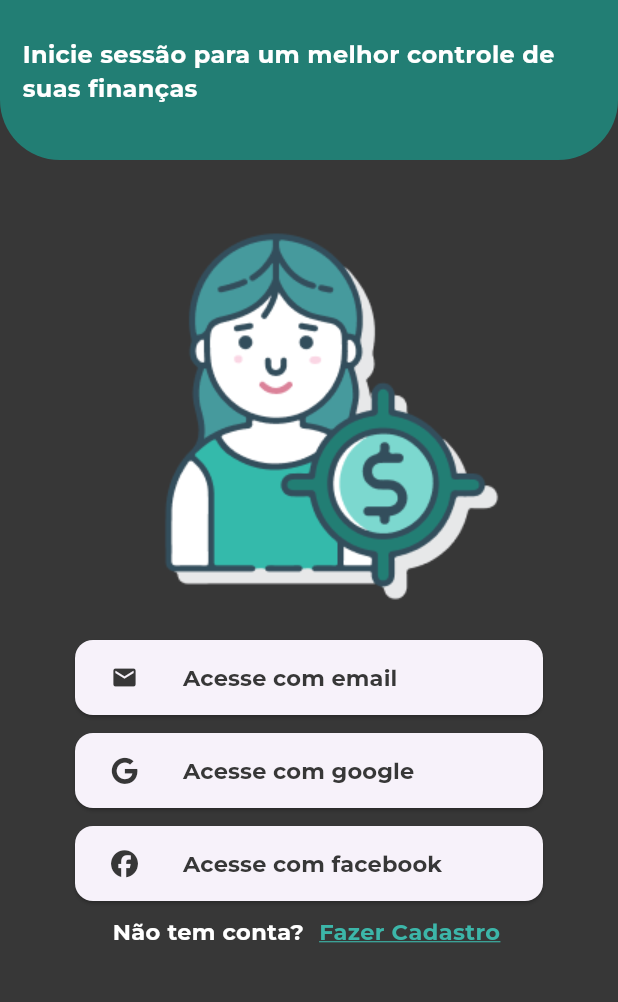
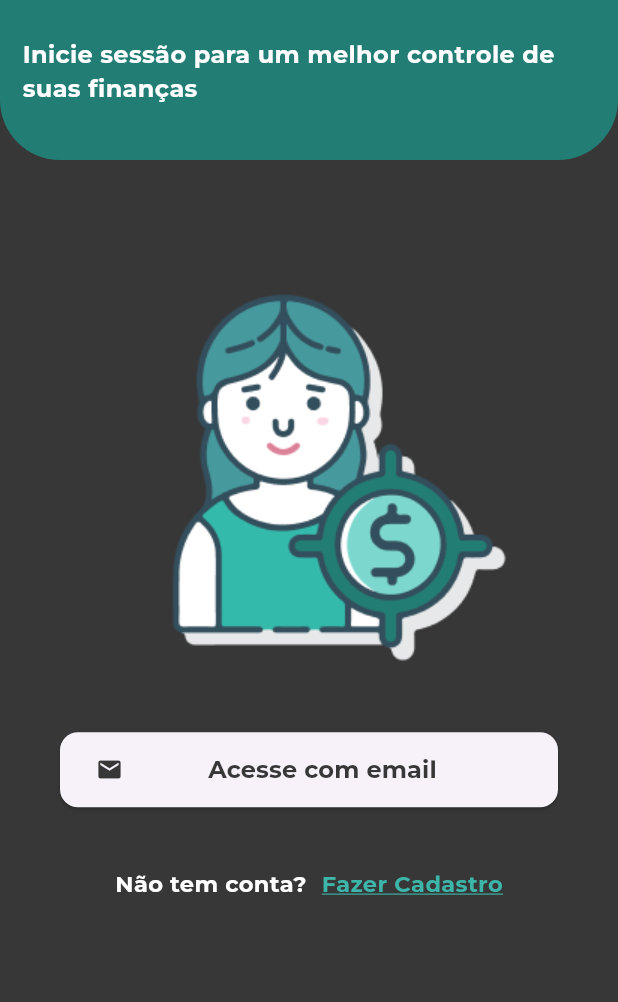
Before and after one commit to GabrielRogerioMessias/finance-mobile, a Flutter app: the screen it shows after launch, on a phone screen of 412 x 824 dp, the part 215-1217 px from its top. Run offline on Flutter 3.47's test engine with Material 3 defaults, Android fonts, the light colour scheme and no system bars; our stand-ins replace shared_preferences, sqflite; accounts and stored records are empty; project files that could hold a hidden picture were left out.

Commit message:
Responsive update

```diff
--- a/lib/src/constants/app_colors.dart
+++ b/lib/src/constants/app_colors.dart
@@ -1,5 +1,3 @@
-import 'dart:ui';
-
 import 'package:flutter/cupertino.dart';
 
 class AppColors {
@@ -23,7 +21,6 @@ const kBoxDecorationGradient = BoxDecoration(
       end: Alignment.bottomCenter),
 );
 
-
 const kBoxDecorationInputText = BoxDecoration(
   color: Color(0xFF298C82),
   borderRadius: BorderRadius.all(
--- a/lib/src/features/authentication/screens/Login/buttons/remember_me.dart
+++ b/lib/src/features/authentication/screens/Login/buttons/remember_me.dart
@@ -3,17 +3,16 @@ import 'package:finance_mobile/src/constants/text_constants.dart';
 import 'package:shared_preferences/shared_preferences.dart';
 
 class RememberMe extends StatefulWidget {
-
   @override
   State<RememberMe> createState() => _RememberMeState();
 }
 
 class _RememberMeState extends State<RememberMe> {
-
   bool _isChecked = false;
 
   @override
   void initState() {
+    super.initState();
     super.setState(() {
       _loadRememberMePreference();
     });
@@ -56,10 +55,7 @@ class _RememberMeState extends State<RememberMe> {
               },
             ),
           ),
-          Text(
-              'Lembre-me',
-              style: kTextLabel
-          ),
+          Text('Lembre-me', style: kTextLabel),
         ],
       ),
     );
--- a/lib/src/features/authentication/screens/home.dart
+++ b/lib/src/features/authentication/screens/home.dart
@@ -2,7 +2,6 @@ import 'package:finance_mobile/src/constants/text_constants.dart';
 import 'package:finance_mobile/src/features/authentication/screens/Login/login.dart';
 import 'package:finance_mobile/src/features/authentication/screens/register/register.dart';
 import 'package:flutter/material.dart';
-import 'package:font_awesome_flutter/font_awesome_flutter.dart';
 
 class HomeScreen extends StatefulWidget {
   const HomeScreen({super.key});
@@ -53,10 +52,6 @@ class _HomeScreenState extends State<HomeScreen> {
                   ],
                 ),
               ),
-              SizedBox(
-                height: 40.0,
-              ),
-              HomeImage(),
               AccessButtons(),
             ],
           ),
@@ -73,11 +68,19 @@ class AccessButtons extends StatelessWidget {
 
   @override
   Widget build(BuildContext context) {
-    return Container(
-      alignment: Alignment.bottomCenter,
-      margin: EdgeInsets.symmetric(horizontal: 50.0, vertical: 20.0),
+    double alturaElementosAcima = 250;
+    double alturaRestante =
+        MediaQuery.of(context).size.height - alturaElementosAcima;
+
+    return SingleChildScrollView(
+      child: ConstrainedBox(
+        constraints: BoxConstraints(maxHeight: alturaRestante),
+        child: Padding(
+          padding: EdgeInsets.all(40),
           child: Column(
+            mainAxisAlignment: MainAxisAlignment.spaceEvenly,
             children: [
+              HomeImage(),
               AccessButton(
                 textLabel: 'Acesse com email',
                 iconData: Icons.email,
@@ -85,30 +88,13 @@ class AccessButtons extends StatelessWidget {
                   Navigator.pushNamed(context, LoginScreen.id);
                 },
               ),
-          SizedBox(
-            height: 12.0,
-          ),
-          AccessButton(
-            textLabel: 'Acesse com google',
-            iconData: FontAwesomeIcons.google,
-            actionButton: () => print('Acesse com google'),
-          ),
-          SizedBox(
-            height: 12.0,
-          ),
-          AccessButton(
-            textLabel: 'Acesse com facebook',
-            iconData: FontAwesomeIcons.facebook,
-            actionButton: () => print('Acessar com facebook'),
-          ),
               Container(
-            padding: EdgeInsets.only(left: 25.0, top: 10.0),
                 child: Row(
+                  mainAxisAlignment: MainAxisAlignment.center,
                   children: [
                     Text(
                       'Não tem conta?',
-                  style:
-                      TextStyle(color: Colors.white, fontSize: 15.0),
+                      style: TextStyle(color: Colors.white, fontSize: 15.0),
                     ),
                     SizedBox(
                       width: 10.0,
@@ -132,6 +118,8 @@ class AccessButtons extends StatelessWidget {
               )
             ],
           ),
+        ),
+      ),
     );
   }
 }
@@ -144,7 +132,7 @@ class HomeImage extends StatelessWidget {
   @override
   Widget build(BuildContext context) {
     return Container(
-      padding: EdgeInsets.only(left: 30.0),
+      padding: EdgeInsets.only(left: 40.0),
       child: Center(
         child: Image(
           image: AssetImage(
@@ -168,9 +156,7 @@ class Subtitle extends StatelessWidget {
       child: Text(
         'Inicie sessão para um melhor controle de suas finanças',
         style: TextStyle(
-            fontFamily: 'Montserrat',
-            fontSize: 16,
-            color: Colors.white),
+            fontFamily: 'Montserrat', fontSize: 16, color: Colors.white),
       ),
     );
   }
@@ -202,13 +188,13 @@ class AccessButton extends StatelessWidget {
             iconData,
             color: Color(0xFF373737),
           ),
-          SizedBox(
-            width: 30.0,
-          ),
-          Text(
+          Expanded(
+              child: Center(
+                  child: Text(
             textLabel,
-            style: TextStyle(fontSize: 15, color: Color(0xFF373737)),
-          )
+            textAlign: TextAlign.center,
+            style: TextStyle(fontSize: 16, color: Color(0xFF373737)),
+          )))
         ],
       ),
     );
--- a/lib/src/features/authentication/screens/splash/splash_screen.dart
+++ b/lib/src/features/authentication/screens/splash/splash_screen.dart
@@ -1,9 +1,7 @@
 import 'package:finance_mobile/src/constants/app_colors.dart';
 import 'package:finance_mobile/src/features/authentication/screens/home.dart';
-import 'package:flutter/cupertino.dart';
 import 'package:flutter/material.dart';
 import 'package:flutter/services.dart';
-
 
 class SplashScreen extends StatefulWidget {
   static const String id = 'splash_screen';
@@ -22,7 +20,7 @@ class _SplashScreenState extends State<SplashScreen>
     Future.delayed(const Duration(seconds: 2), () {
       Navigator.of(context).pushReplacement(
         MaterialPageRoute(
-          builder: (_) =>  HomeScreen(),
+          builder: (_) => HomeScreen(),
         ),
       );
     });
--- a/lib/src/features/finance/screens/resumo/resumo.dart
+++ b/lib/src/features/finance/screens/resumo/resumo.dart
@@ -1,6 +1,5 @@
 import 'package:finance_mobile/src/features/finance/screens/cadastro/cadastro.dart';
 import 'package:finance_mobile/src/features/finance/screens/finance_home/finance_home.dart';
-import 'package:flutter/cupertino.dart';
 import 'package:flutter/material.dart';
 
 class ResumoScreen extends StatefulWidget {
```
Lines whose indentation alone changed are shown as unchanged.
